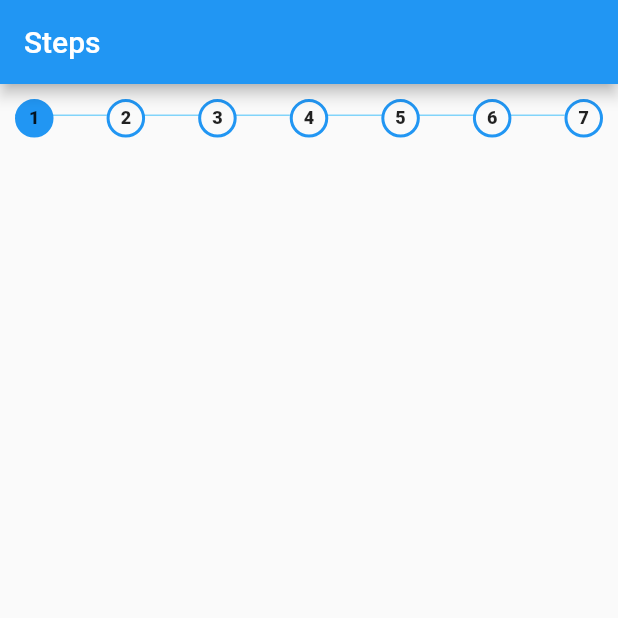
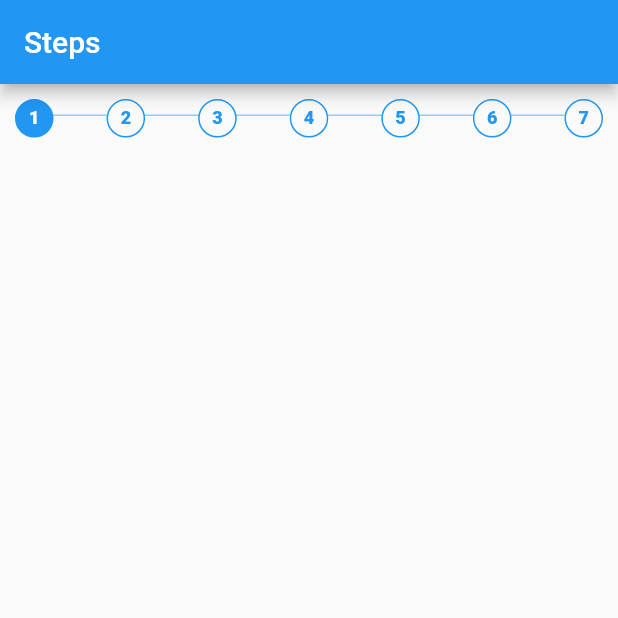
Before and after one commit to mukhtarfauzi/custom_stepper, a Flutter app: the screen it shows after launch, on a phone screen of 412 x 824 dp, the top half of it. Run offline on Flutter 3.47's test engine with Material 2 defaults, Android fonts, the phone set to English and light mode, and no system bars.

Commit message:
update preset

```diff
--- a/lib/custom_stepper.dart
+++ b/lib/custom_stepper.dart
@@ -28,6 +28,7 @@ class _StepInherited extends InheritedWidget {
 class StepCircle extends StatelessWidget {
   final int stepValue;
   final Color? color;
+  final Color? activeColor;
   final Color? outlineColor;
   final Color? activeBackgroundColor;
   final Color? inactiveBackgroundColor;
@@ -37,6 +38,7 @@ class StepCircle extends StatelessWidget {
   const StepCircle(this.stepValue,
       {Key? key,
       this.color,
+      this.activeColor,
       this.outlineColor,
       this.activeBackgroundColor,
       this.inactiveBackgroundColor,
@@ -47,6 +49,8 @@ class StepCircle extends StatelessWidget {
   @override
   Widget build(BuildContext context) {
     final inheritance = _StepInherited.of(context);
+    final _color = color ?? Theme.of(context).colorScheme.primary;
+    final _activeColor = activeColor ?? Theme.of(context).scaffoldBackgroundColor;
     final _isActive = inheritance?.currentStep == stepValue;
     final _size = inheritance?.size ?? 15;
     final _direction = inheritance?.direction ?? Axis.horizontal;
@@ -65,7 +69,7 @@ class StepCircle extends StatelessWidget {
             child: Text(
               label,
               style: TextStyle(
-                color: color,
+                color: _isActive ? _activeColor : _color,
                 fontSize: _size,
                 fontWeight: FontWeight.w900,
               ),
@@ -77,7 +81,7 @@ class StepCircle extends StatelessWidget {
           decoration: BoxDecoration(
             border: Border.all(
                 color: _isActive ? _activeBackgroundColor : _backgroundColor,
-                width: 2),
+                width: 1),
             color:
                 _isActive ? _activeBackgroundColor : _inactiveBackgroundColor,
             borderRadius: BorderRadius.circular(_size * 2.14),
```
